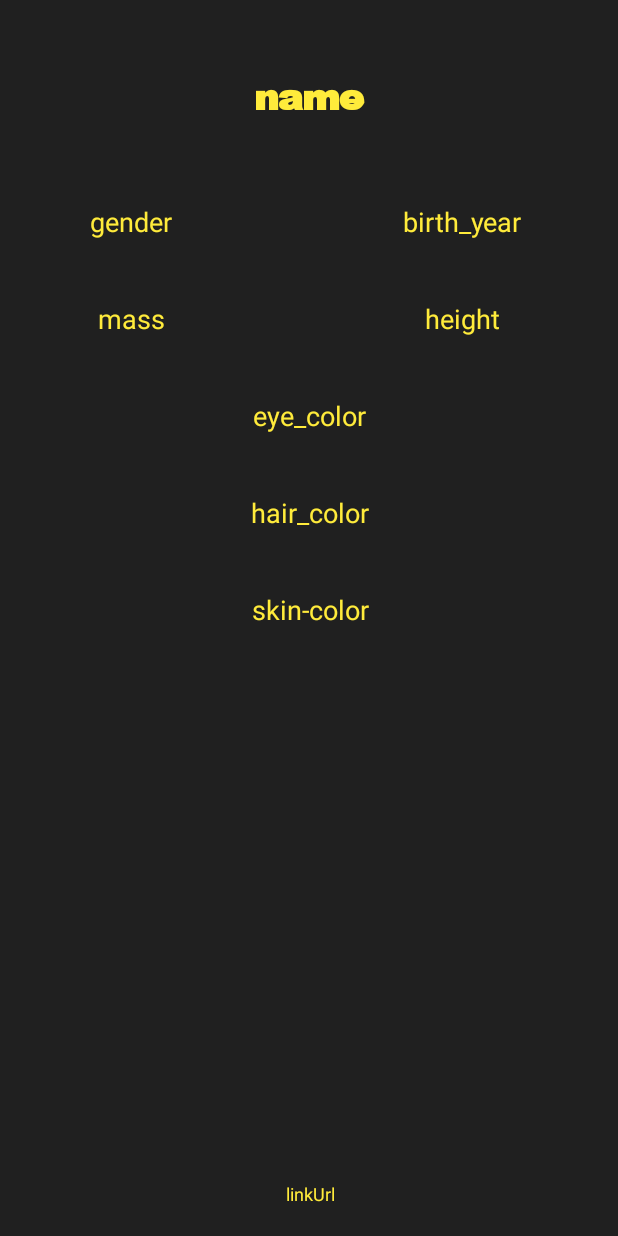
After one commit to Lulb8/StarWarsApp, an Android app: the layout activity_main2.xml on its own in the app's theme, with its tools: preview values and no code run, on a phone screen of 412 x 824 dp. The commit adds this screen. Run offline under Robolectric (Android 15) with nearby library versions, the phone set to English and light mode, and no system bars.

Commit message:
Add controller and changes on layouts

```diff
--- a/app/build.gradle
+++ b/app/build.gradle
@@ -30,6 +30,8 @@ dependencies {
     implementation 'com.squareup.retrofit2:converter-gson:2.6.2'
 
     implementation 'com.google.firebase:firebase-messaging:17.5.0'
+    implementation 'androidx.appcompat:appcompat:1.0.2'
+    implementation 'androidx.constraintlayout:constraintlayout:1.1.3'
     testImplementation 'junit:junit:4.12'
     androidTestImplementation 'com.android.support.test:runner:1.0.2'
     androidTestImplementation 'com.android.support.test.espresso:espresso-core:3.0.2'
--- a/app/src/main/java/com/example/starwarsapp/ItemAdapter.java
+++ b/app/src/main/java/com/example/starwarsapp/ItemAdapter.java
@@ -48,7 +48,7 @@ public class ItemAdapter extends RecyclerView.Adapter<ItemAdapter.CelluleJava> {
     @Override
     public CelluleJava onCreateViewHolder(ViewGroup parent, int viewType) {
         LayoutInflater inflater = LayoutInflater.from(parent.getContext());
-        View v = inflater.inflate(R.layout.row_people, parent, false);
+        View v = inflater.inflate(R.layout.fragment_list, parent, false);
         CelluleJava vh = new CelluleJava(v);
         return vh;
     }
@@ -58,7 +58,7 @@ public class ItemAdapter extends RecyclerView.Adapter<ItemAdapter.CelluleJava> {
         final People people = listValues.get(position);
         final String name = listValues.get(position).getName();
         final String gender = listValues.get(position).getGender();
-        final String image_icon = listValues.get(position).getImage_icon();
+        final String image_icon = listValues.get(position).getImageIcon();
         System.out.println("url = " + image_icon);
 
         holder.txtHeader.setText(name);
--- /dev/null
+++ b/app/src/main/res/layout/activity_main2.xml
@@ -0,0 +1,166 @@
+<?xml version="1.0" encoding="utf-8"?>
+<androidx.constraintlayout.widget.ConstraintLayout
+xmlns:android="http://schemas.android.com/apk/res/android"
+xmlns:app="http://schemas.android.com/apk/res-auto"
+xmlns:tools="http://schemas.android.com/tools"
+android:layout_width="match_parent"
+android:layout_height="match_parent"
+android:background="@color/background_activityMain2"
+android:orientation="vertical"
+tools:context=".Main2Activity">
+
+<TextView
+    android:id="@+id/name"
+    android:layout_width="300sp"
+    android:layout_height="50sp"
+    android:layout_marginStart="8dp"
+    android:layout_marginTop="40dp"
+    android:layout_marginEnd="8dp"
+    android:background="@color/textView_background"
+    android:fontFamily="@font/starwars"
+    android:gravity="center_vertical|center_horizontal"
+    android:text="@string/name"
+    android:textAlignment="center"
+    android:textColor="@color/colorAccent_activityMain2"
+    android:textSize="25sp"
+    android:textStyle="bold"
+    app:layout_constraintEnd_toEndOf="parent"
+    app:layout_constraintStart_toStartOf="parent"
+    app:layout_constraintTop_toTopOf="parent" />
+
+<TextView
+    android:id="@+id/birth_year"
+    android:layout_width="wrap_content"
+    android:layout_height="wrap_content"
+    android:layout_marginTop="45dp"
+    android:layout_marginEnd="8dp"
+    android:background="@color/textView_background"
+    android:gravity="center_vertical|center_horizontal"
+    android:text="@string/birth_year"
+    android:textAlignment="center"
+    android:textColor="@color/colorAccent_activityMain2"
+    android:textSize="18sp"
+    app:layout_constraintEnd_toEndOf="@+id/name"
+    app:layout_constraintTop_toBottomOf="@+id/name" />
+
+<TextView
+    android:id="@+id/eye_color"
+    android:layout_width="wrap_content"
+    android:layout_height="wrap_content"
+    android:layout_marginTop="40dp"
+    android:background="@color/textView_background"
+    android:gravity="center_vertical|center_horizontal"
+    android:text="@string/eye_color"
+    android:textAlignment="center"
+    android:textColor="@color/colorAccent_activityMain2"
+    android:textSize="18sp"
+    app:layout_constraintEnd_toEndOf="@+id/name"
+    app:layout_constraintStart_toStartOf="@+id/name"
+    app:layout_constraintTop_toBottomOf="@+id/height" />
+
+<TextView
+    android:id="@+id/gender"
+    android:layout_width="wrap_content"
+    android:layout_height="wrap_content"
+    android:layout_marginStart="4dp"
+    android:layout_marginTop="45dp"
+    android:background="@color/textView_background"
+    android:gravity="center_vertical|center_horizontal"
+    android:text="@string/gender"
+    android:textAlignment="center"
+    android:textColor="@color/colorAccent_activityMain2"
+    android:textSize="18sp"
+    app:layout_constraintStart_toStartOf="@+id/name"
+    app:layout_constraintTop_toBottomOf="@+id/name" />
+
+<TextView
+    android:id="@+id/mass"
+    android:layout_width="wrap_content"
+    android:layout_height="wrap_content"
+    android:layout_marginTop="40dp"
+    android:background="@color/textView_background"
+    android:gravity="center_vertical|center_horizontal"
+    android:text="@string/mass"
+    android:textAlignment="center"
+    android:textColor="@color/colorAccent_activityMain2"
+    android:textSize="18sp"
+    app:layout_constraintEnd_toEndOf="@+id/gender"
+    app:layout_constraintStart_toStartOf="@+id/gender"
+    app:layout_constraintTop_toBottomOf="@+id/gender" />
+
+<TextView
+    android:id="@+id/height"
+    android:layout_width="wrap_content"
+    android:layout_height="wrap_content"
+    android:layout_marginTop="40dp"
+    android:background="@color/textView_background"
+    android:gravity="center_vertical|center_horizontal"
+    android:text="@string/height"
+    android:textAlignment="center"
+    android:textColor="@color/colorAccent_activityMain2"
+    android:textSize="18sp"
+    app:layout_constraintEnd_toEndOf="@+id/birth_year"
+    app:layout_constraintStart_toStartOf="@+id/birth_year"
+    app:layout_constraintTop_toBottomOf="@+id/birth_year" />
+
+<TextView
+    android:id="@+id/hair_color"
+    android:layout_width="wrap_content"
+    android:layout_height="wrap_content"
+    android:layout_marginTop="40dp"
+    android:background="@color/textView_background"
+    android:gravity="center_vertical|center_horizontal"
+    android:text="@string/hair_color"
+    android:textAlignment="center"
+    android:textColor="@color/colorAccent_activityMain2"
+    android:textSize="18sp"
+    app:layout_constraintEnd_toEndOf="@+id/eye_color"
+    app:layout_constraintStart_toStartOf="@+id/eye_color"
+    app:layout_constraintTop_toBottomOf="@+id/eye_color" />
+
+
+<TextView
+    android:id="@+id/skin_color"
+    android:layout_width="wrap_content"
+    android:layout_height="wrap_content"
+    android:layout_marginTop="40dp"
+    android:background="@color/textView_background"
+    android:gravity="center_vertical|center_horizontal"
+    android:text="@string/skin_color"
+    android:textAlignment="center"
+    android:textColor="@color/colorAccent_activityMain2"
+    android:textSize="18sp"
+    app:layout_constraintEnd_toEndOf="@+id/hair_color"
+    app:layout_constraintStart_toStartOf="@+id/hair_color"
+    app:layout_constraintTop_toBottomOf="@+id/hair_color" />
+
+<TextView
+    android:id="@+id/linkUrl"
+    android:layout_width="wrap_content"
+    android:layout_height="wrap_content"
+    android:layout_marginBottom="20dp"
+    android:autoLink="web"
+    android:background="@color/textView_background"
+    android:gravity="center_vertical|center_horizontal"
+    android:text="@string/linkUrl"
+    android:textAlignment="center"
+    android:textColor="@color/colorAccent_activityMain2"
+    android:textSize="12sp"
+    app:layout_constraintBottom_toBottomOf="parent"
+    app:layout_constraintEnd_toEndOf="@+id/skin_color"
+    app:layout_constraintStart_toStartOf="@+id/skin_color" />
+
+<ImageView
+    android:id="@+id/darth_vader"
+    android:layout_width="300sp"
+    android:layout_height="300sp"
+    android:layout_marginStart="8dp"
+    android:layout_marginTop="8dp"
+    android:layout_marginEnd="8dp"
+    android:layout_marginBottom="8dp"
+    app:layout_constraintBottom_toBottomOf="parent"
+    app:layout_constraintEnd_toEndOf="parent"
+    app:layout_constraintStart_toStartOf="parent"
+    app:layout_constraintTop_toTopOf="parent" />
+
+</androidx.constraintlayout.widget.ConstraintLayout>
```
Also changed, not shown: app/src/main/AndroidManifest.xml (+10 -3 lines), app/src/main/java/com/example/starwarsapp/Main2Activity.java (added, +107 -0 lines), app/src/main/java/com/example/starwarsapp/MainActivity.java (+32 -0 lines), app/src/main/java/com/example/starwarsapp/MainController.java (added, +96 -0 lines), app/src/main/java/com/example/starwarsapp/model/People.java (+12 -12 lines), app/src/main/res/layout/activity_main.xml (+8 -0 lines), app/src/main/res/layout/activity_main_item.xml (deleted, +0 -62 lines), app/src/main/res/layout/fragment_list.xml (+58 -10 lines).
